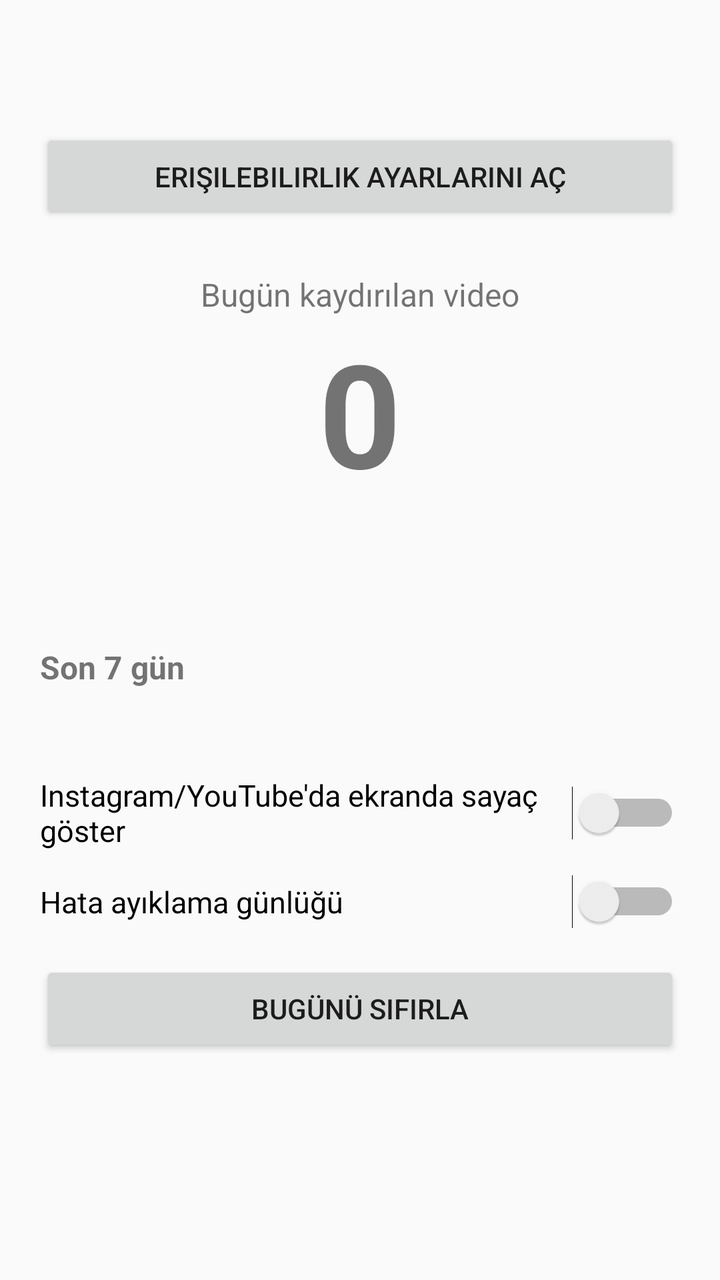
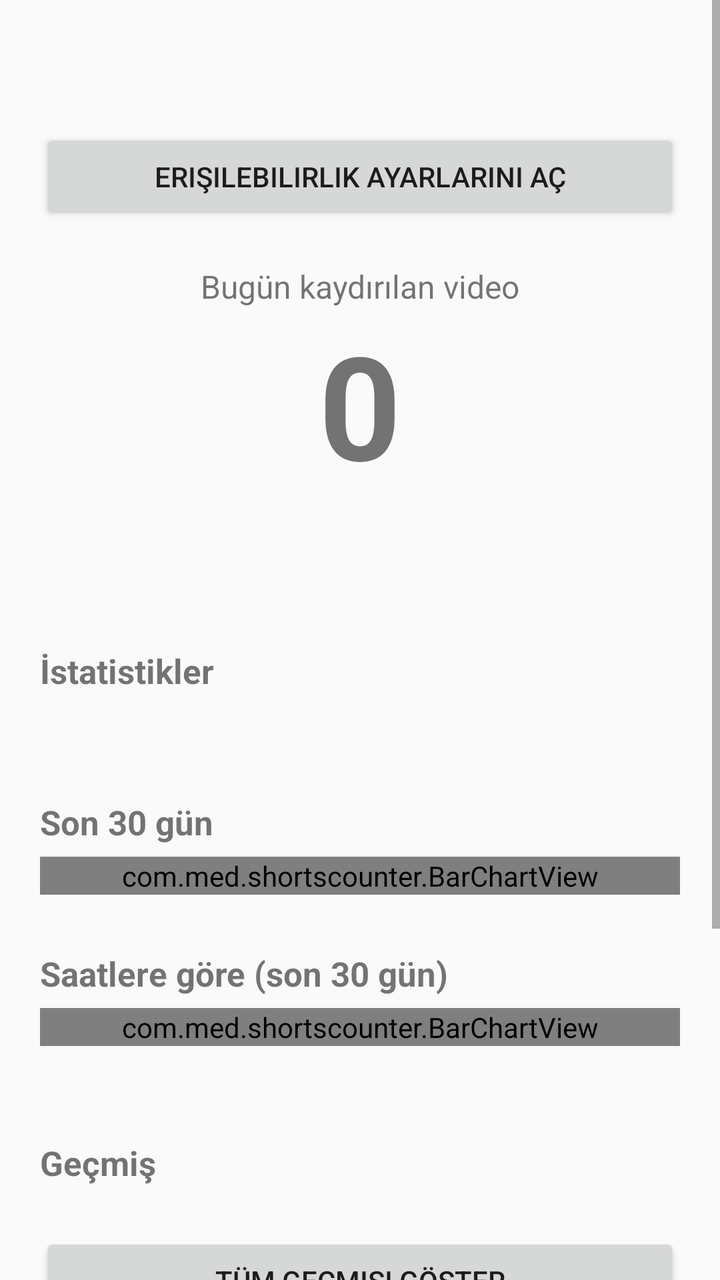

Before-and-after screenshots of an Android layout around one commit, followed by the original layout XML and the change that was made.
<!-- AndroidManifest.xml: application theme android:Theme.Material.Light.DarkActionBar -->
<!-- res/layout/activity_main.xml -->
<?xml version="1.0" encoding="utf-8"?>
<ScrollView xmlns:android="http://schemas.android.com/apk/res/android"
    android:layout_width="match_parent"
    android:layout_height="match_parent">

    <LinearLayout
        android:layout_width="match_parent"
        android:layout_height="wrap_content"
        android:orientation="vertical"
        android:padding="20dp">

        <TextView
            android:id="@+id/tvStatus"
            android:layout_width="match_parent"
            android:layout_height="wrap_content"
            android:padding="12dp"
            android:textSize="15sp" />

        <Button
            android:id="@+id/btnEnable"
            android:layout_width="match_parent"
            android:layout_height="wrap_content"
            android:text="Erişilebilirlik ayarlarını aç" />

        <TextView
            android:layout_width="match_parent"
            android:layout_height="wrap_content"
            android:layout_marginTop="24dp"
            android:gravity="center"
            android:text="Bugün kaydırılan video"
            android:textSize="16sp" />

        <TextView
            android:id="@+id/tvToday"
            android:layout_width="match_parent"
            android:layout_height="wrap_content"
            android:gravity="center"
            android:text="0"
            android:textSize="72sp"
            android:textStyle="bold" />

        <TextView
            android:id="@+id/tvSplit"
            android:layout_width="match_parent"
            android:layout_height="wrap_content"
            android:gravity="center"
            android:textSize="16sp" />

        <TextView
            android:id="@+id/tvTotal"
            android:layout_width="match_parent"
            android:layout_height="wrap_content"
            android:layout_marginTop="4dp"
            android:gravity="center"
            android:textSize="14sp" />

        <TextView
            android:layout_width="match_parent"
            android:layout_height="wrap_content"
            android:layout_marginTop="24dp"
            android:text="Son 7 gün"
            android:textSize="16sp"
            android:textStyle="bold" />

        <TextView
            android:id="@+id/tvWeek"
            android:layout_width="match_parent"
            android:layout_height="wrap_content"
            android:fontFamily="monospace"
            android:lineSpacingExtra="4dp"
            android:textSize="14sp" />

        <Switch
            android:id="@+id/swOverlay"
            android:layout_width="match_parent"
            android:layout_height="wrap_content"
            android:layout_marginTop="24dp"
            android:text="Instagram/YouTube'da ekranda sayaç göster"
            android:textSize="15sp" />

        <Switch
            android:id="@+id/swDebug"
            android:layout_width="match_parent"
            android:layout_height="wrap_content"
            android:layout_marginTop="12dp"
            android:text="Hata ayıklama günlüğü"
            android:textSize="15sp" />

        <Button
            android:id="@+id/btnReset"
            android:layout_width="match_parent"
            android:layout_height="wrap_content"
            android:layout_marginTop="16dp"
            android:text="Bugünü sıfırla" />

        <LinearLayout
            android:id="@+id/debugBox"
            android:layout_width="match_parent"
            android:layout_height="wrap_content"
            android:orientation="vertical"
            android:visibility="gone">

            <Button
                android:id="@+id/btnClearLog"
                android:layout_width="match_parent"
                android:layout_height="wrap_content"
                android:layout_marginTop="8dp"
                android:text="Günlüğü temizle" />

            <TextView
                android:id="@+id/tvDebug"
                android:layout_width="match_parent"
                android:layout_height="wrap_content"
                android:fontFamily="monospace"
                android:textIsSelectable="true"
                android:textSize="11sp" />
        </LinearLayout>
    </LinearLayout>
</ScrollView>
<!-- resources referenced by this layout -->
<resources>

</resources>

<!-- the commit's change to res/layout/activity_main.xml (unified diff, before → after) -->
@@ -22,10 +22,11 @@
             android:layout_height="wrap_content"
             android:text="Erişilebilirlik ayarlarını aç" />
 
+        
         <TextView
             android:layout_width="match_parent"
             android:layout_height="wrap_content"
-            android:layout_marginTop="24dp"
+            android:layout_marginTop="20dp"
             android:gravity="center"
             android:text="Bugün kaydırılan video"
             android:textSize="16sp" />
@@ -47,34 +48,81 @@
             android:textSize="16sp" />
 
         <TextView
-            android:id="@+id/tvTotal"
+            android:id="@+id/tvTodayTime"
             android:layout_width="match_parent"
             android:layout_height="wrap_content"
             android:layout_marginTop="4dp"
             android:gravity="center"
-            android:textSize="14sp" />
+            android:textSize="15sp" />
+
+        
+        <TextView
+            style="@style/Section"
+            android:text="İstatistikler" />
 
         <TextView
-            android:layout_width="match_parent"
-            android:layout_height="wrap_content"
-            android:layout_marginTop="24dp"
-            android:text="Son 7 gün"
-            android:textSize="16sp"
-            android:textStyle="bold" />
-
-        <TextView
-            android:id="@+id/tvWeek"
+            android:id="@+id/tvStats"
             android:layout_width="match_parent"
             android:layout_height="wrap_content"
             android:fontFamily="monospace"
             android:lineSpacingExtra="4dp"
             android:textSize="14sp" />
 
+        
+        <TextView
+            style="@style/Section"
+            android:text="Son 30 gün" />
+
+        <com.med.shortscounter.BarChartView
+            android:id="@+id/chart30"
+            android:layout_width="match_parent"
+            android:layout_height="wrap_content" />
+
+        
+        <TextView
+            style="@style/Section"
+            android:text="Saatlere göre (son 30 gün)" />
+
+        <com.med.shortscounter.BarChartView
+            android:id="@+id/chartHours"
+            android:layout_width="match_parent"
+            android:layout_height="wrap_content" />
+
+        <TextView
+            android:id="@+id/tvPeak"
+            android:layout_width="match_parent"
+            android:layout_height="wrap_content"
+            android:textSize="14sp" />
+
+        
+        <TextView
+            style="@style/Section"
+            android:text="Geçmiş" />
+
+        <TextView
+            android:id="@+id/tvHistory"
+            android:layout_width="match_parent"
+            android:layout_height="wrap_content"
+            android:fontFamily="monospace"
+            android:lineSpacingExtra="3dp"
+            android:textIsSelectable="true"
+            android:textSize="13sp" />
+
+        <Button
+            android:id="@+id/btnHistoryMore"
+            android:layout_width="match_parent"
+            android:layout_height="wrap_content"
+            android:text="Tüm geçmişi göster" />
+
+        
+        <TextView
+            style="@style/Section"
+            android:text="Ayarlar" />
+
         <Switch
             android:id="@+id/swOverlay"
             android:layout_width="match_parent"
             android:layout_height="wrap_content"
-            android:layout_marginTop="24dp"
             android:text="Instagram/YouTube'da ekranda sayaç göster"
             android:textSize="15sp" />
 
<!-- resource entries referenced after the edit -->
@@ -1,5 +1,12 @@
 <!-- resources referenced by this layout -->
 <resources>
-
+  <style name="Section">
+          <item name="android:layout_width">match_parent</item>
+          <item name="android:layout_height">wrap_content</item>
+          <item name="android:layout_marginTop">28dp</item>
+          <item name="android:layout_marginBottom">6dp</item>
+          <item name="android:textSize">17sp</item>
+          <item name="android:textStyle">bold</item>
+      </style>
 </resources>
 
